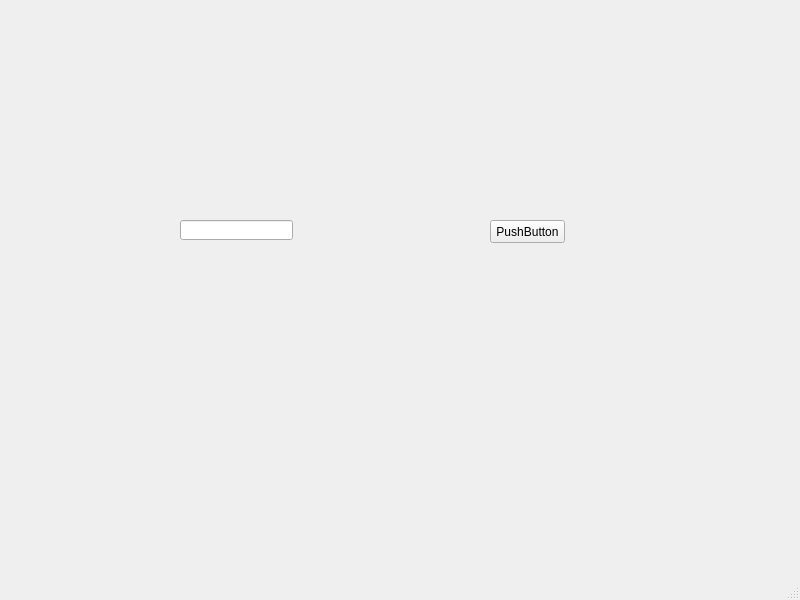
First picture: the form in views/UI_DataVisualizationWin.ui, repository kingry1/GraduationProject-Data-Visualization-System, before the edit.
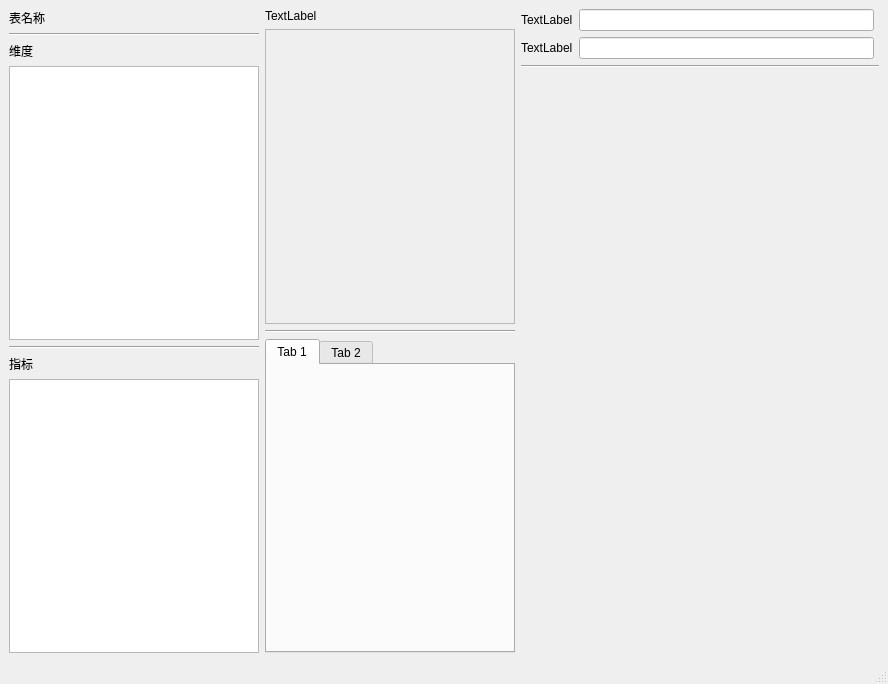
Second picture: the form after the edit. Custom widgets are drawn as their Qt base class.

Commit message: Design the third screen

The edit to the form file:
```diff
--- a/views/UI_DataVisualizationWin.ui
+++ b/views/UI_DataVisualizationWin.ui
@@ -6,40 +6,254 @@
    <rect>
     <x>0</x>
     <y>0</y>
-    <width>800</width>
-    <height>600</height>
+    <width>888</width>
+    <height>684</height>
    </rect>
   </property>
   <property name="windowTitle">
    <string>数据可视化</string>
   </property>
   <widget class="QWidget" name="centralwidget">
-   <widget class="QLineEdit" name="lineEdit">
-    <property name="geometry">
-     <rect>
-      <x>180</x>
-      <y>220</y>
-      <width>113</width>
-      <height>20</height>
-     </rect>
-    </property>
-    <property name="dragEnabled">
-     <bool>true</bool>
-    </property>
-   </widget>
-   <widget class="MyButton" name="dropableButton">
-    <property name="geometry">
-     <rect>
-      <x>490</x>
-      <y>220</y>
-      <width>75</width>
-      <height>23</height>
-     </rect>
-    </property>
-    <property name="text">
-     <string>PushButton</string>
-    </property>
-   </widget>
+   <layout class="QHBoxLayout" name="horizontalLayout_2">
+    <item>
+     <layout class="QHBoxLayout" name="horizontalLayout" stretch="0,0,1">
+      <item>
+       <layout class="QVBoxLayout" name="verticalLayout_3">
+        <property name="sizeConstraint">
+         <enum>QLayout::SetDefaultConstraint</enum>
+        </property>
+        <item alignment="Qt::AlignVCenter">
+         <widget class="QLabel" name="label">
+          <property name="text">
+           <string>表名称</string>
+          </property>
+         </widget>
+        </item>
+        <item>
+         <widget class="Line" name="line">
+          <property name="sizePolicy">
+           <sizepolicy hsizetype="Preferred" vsizetype="Fixed">
+            <horstretch>0</horstretch>
+            <verstretch>0</verstretch>
+           </sizepolicy>
+          </property>
+          <property name="baseSize">
+           <size>
+            <width>0</width>
+            <height>20</height>
+           </size>
+          </property>
+          <property name="orientation">
+           <enum>Qt::Horizontal</enum>
+          </property>
+         </widget>
+        </item>
+        <item>
+         <layout class="QVBoxLayout" name="verticalLayout_6">
+          <item alignment="Qt::AlignVCenter">
+           <widget class="QLabel" name="label_2">
+            <property name="text">
+             <string>维度</string>
+            </property>
+           </widget>
+          </item>
+          <item>
+           <widget class="QListWidget" name="listWidget">
+            <property name="sizePolicy">
+             <sizepolicy hsizetype="Fixed" vsizetype="Expanding">
+              <horstretch>0</horstretch>
+              <verstretch>0</verstretch>
+             </sizepolicy>
+            </property>
+            <property name="minimumSize">
+             <size>
+              <width>0</width>
+              <height>0</height>
+             </size>
+            </property>
+            <property name="maximumSize">
+             <size>
+              <width>250</width>
+              <height>16777215</height>
+             </size>
+            </property>
+            <property name="baseSize">
+             <size>
+              <width>0</width>
+              <height>0</height>
+             </size>
+            </property>
+           </widget>
+          </item>
+         </layout>
+        </item>
+        <item>
+         <widget class="Line" name="line_2">
+          <property name="orientation">
+           <enum>Qt::Horizontal</enum>
+          </property>
+         </widget>
+        </item>
+        <item>
+         <layout class="QVBoxLayout" name="verticalLayout_7">
+          <item alignment="Qt::AlignVCenter">
+           <widget class="QLabel" name="label_3">
+            <property name="text">
+             <string>指标</string>
+            </property>
+           </widget>
+          </item>
+          <item>
+           <widget class="QListWidget" name="listWidget_2">
+            <property name="sizePolicy">
+             <sizepolicy hsizetype="Fixed" vsizetype="Expanding">
+              <horstretch>0</horstretch>
+              <verstretch>0</verstretch>
+             </sizepolicy>
+            </property>
+            <property name="maximumSize">
+             <size>
+              <width>250</width>
+              <height>16777215</height>
+             </size>
+            </property>
+           </widget>
+          </item>
+         </layout>
+        </item>
+       </layout>
+      </item>
+      <item>
+       <layout class="QVBoxLayout" name="verticalLayout_7">
+        <item>
+         <layout class="QVBoxLayout" name="verticalLayout">
+          <item>
+           <widget class="QLabel" name="label_4">
+            <property name="text">
+             <string>TextLabel</string>
+            </property>
+           </widget>
+          </item>
+          <item>
+           <widget class="QScrollArea" name="scrollArea">
+            <property name="sizePolicy">
+             <sizepolicy hsizetype="Fixed" vsizetype="Expanding">
+              <horstretch>0</horstretch>
+              <verstretch>0</verstretch>
+             </sizepolicy>
+            </property>
+            <property name="minimumSize">
+             <size>
+              <width>250</width>
+              <height>0</height>
+             </size>
+            </property>
+            <property name="horizontalScrollBarPolicy">
+             <enum>Qt::ScrollBarAlwaysOff</enum>
+            </property>
+            <property name="widgetResizable">
+             <bool>true</bool>
+            </property>
+            <widget class="QWidget" name="scrollAreaWidgetContents">
+             <property name="geometry">
+              <rect>
+               <x>0</x>
+               <y>0</y>
+               <width>248</width>
+               <height>281</height>
+              </rect>
+             </property>
+             <layout class="QVBoxLayout" name="verticalLayout_2">
+              <item>
+               <layout class="QGridLayout" name="gridLayout_2"/>
+              </item>
+             </layout>
+            </widget>
+           </widget>
+          </item>
+         </layout>
+        </item>
+        <item>
+         <widget class="Line" name="line_3">
+          <property name="orientation">
+           <enum>Qt::Horizontal</enum>
+          </property>
+         </widget>
+        </item>
+        <item>
+         <layout class="QVBoxLayout" name="verticalLayout_4">
+          <item>
+           <widget class="QTabWidget" name="tabWidget">
+            <property name="currentIndex">
+             <number>0</number>
+            </property>
+            <widget class="QWidget" name="tab">
+             <attribute name="title">
+              <string>Tab 1</string>
+             </attribute>
+            </widget>
+            <widget class="QWidget" name="tab_2">
+             <attribute name="title">
+              <string>Tab 2</string>
+             </attribute>
+            </widget>
+           </widget>
+          </item>
+         </layout>
+        </item>
+       </layout>
+      </item>
+      <item>
+       <layout class="QVBoxLayout" name="verticalLayout_6" stretch="0,0,0,1">
+        <item>
+         <layout class="QHBoxLayout" name="horizontalLayout_4">
+          <property name="rightMargin">
+           <number>5</number>
+          </property>
+          <item>
+           <widget class="QLabel" name="label_6">
+            <property name="text">
+             <string>TextLabel</string>
+            </property>
+           </widget>
+          </item>
+          <item>
+           <widget class="QLineEdit" name="lineEdit"/>
+          </item>
+         </layout>
+        </item>
+        <item>
+         <layout class="QHBoxLayout" name="horizontalLayout_3">
+          <property name="rightMargin">
+           <number>5</number>
+          </property>
+          <item>
+           <widget class="QLabel" name="label_5">
+            <property name="text">
+             <string>TextLabel</string>
+            </property>
+           </widget>
+          </item>
+          <item>
+           <widget class="QLineEdit" name="lineEdit_2"/>
+          </item>
+         </layout>
+        </item>
+        <item>
+         <widget class="Line" name="line_4">
+          <property name="orientation">
+           <enum>Qt::Horizontal</enum>
+          </property>
+         </widget>
+        </item>
+        <item>
+         <widget class="QWidget" name="widget" native="true"/>
+        </item>
+       </layout>
+      </item>
+     </layout>
+    </item>
+   </layout>
   </widget>
   <widget class="QMenuBar" name="menubar">
    <property name="geometry">
@@ -53,13 +267,6 @@
   </widget>
   <widget class="QStatusBar" name="statusbar"/>
  </widget>
- <customwidgets>
-  <customwidget>
-   <class>MyButton</class>
-   <extends>QPushButton</extends>
-   <header>.mybutton.h</header>
-  </customwidget>
- </customwidgets>
  <resources/>
  <connections/>
 </ui>
```
Left out of the diff: 2 changed lines with no effect on the pictures. The commit also changes 2 other files.
